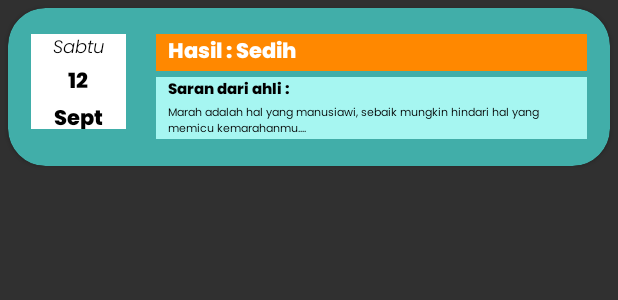
After one commit to myusrilh/mobile-3d-23, an Android app: the layout card_view_list_medical.xml on its own in the app's theme, with its tools: preview values and no code run, on a phone screen of 412 x 824 dp. The commit adds this screen. Shown: the top 300 px of the screen. Run offline under Robolectric (Android 15) with nearby library versions, the phone set to English and light mode, and no system bars.

Commit message:
update project

```diff
--- /dev/null
+++ b/src/00_emotion_detector_for_therapy/EmotionDetectorForTherapy/app/src/main/java/com/example/emotiondetectorfortherapy/DetailMedicalReport.java
@@ -0,0 +1,4 @@
+package com.example.emotiondetectorfortherapy;
+
+public class DetailMedicalReport {
+}
--- /dev/null
+++ b/src/00_emotion_detector_for_therapy/EmotionDetectorForTherapy/app/src/main/res/layout/card_view_list_medical.xml
@@ -0,0 +1,115 @@
+<?xml version="1.0" encoding="utf-8"?>
+<androidx.cardview.widget.CardView
+    xmlns:android="http://schemas.android.com/apk/res/android"
+    xmlns:card_view = "http://schemas.android.com/apk/res-auto"
+    android:id="@+id/cardview_medical_report"
+    android:layout_width="match_parent"
+    android:layout_height="105dp"
+    android:layout_margin="5dp"
+    android:layout_gravity="center_horizontal"
+    card_view:cardBackgroundColor="@color/colorPrimary"
+    card_view:cardCornerRadius="25dp"
+    card_view:contentPadding="15dp"
+    android:foreground="?selectableItemBackground"
+    android:clickable="true">
+
+    <LinearLayout
+        android:layout_width="wrap_content"
+        android:layout_height="wrap_content"
+        android:orientation="horizontal"
+        android:layout_gravity="center_vertical">
+
+        <LinearLayout
+            android:orientation="vertical"
+            android:layout_width="63dp"
+            android:layout_height="63dp"
+            android:layout_marginEnd="20dp"
+            android:layout_marginRight="20dp"
+            android:background="@android:color/white"
+            android:gravity="center">
+
+            <TextView
+                android:id="@+id/hari_medical_report"
+                android:layout_width="wrap_content"
+                android:layout_height="wrap_content"
+                android:text="Sabtu"
+                android:textSize="12sp"
+                android:textColor="@android:color/black"
+                android:fontFamily="@font/poppins_light_italic"/>
+
+            <TextView
+                android:id="@+id/tanggal_medical_report"
+                android:layout_width="wrap_content"
+                android:layout_height="wrap_content"
+                android:text="12"
+                android:textSize="14sp"
+                android:fontFamily="@font/poppins_extra_bold"
+                android:textColor="@android:color/black"/>
+
+            <TextView
+                android:id="@+id/bulan_medical_report"
+                android:layout_width="wrap_content"
+                android:layout_height="wrap_content"
+                android:text="Sept"
+                android:fontFamily="@font/poppins_extra_bold"
+                android:textSize="14sp"
+                android:textColor="@android:color/black"/>
+
+        </LinearLayout>
+
+        <LinearLayout
+            android:orientation="vertical"
+            android:layout_width="match_parent"
+            android:layout_height="wrap_content">
+
+            <TextView
+                android:id="@+id/hasil_medical_report"
+                android:layout_width="match_parent"
+                android:layout_height="wrap_content"
+                android:text="Hasil : Sedih"
+                android:paddingLeft="8dp"
+                android:paddingStart="8dp"
+                android:fontFamily="@font/poppins_extra_bold"
+                android:textColor="@android:color/white"
+                android:background="@android:color/holo_orange_dark"/>
+            <Space
+                android:layout_width="match_parent"
+                android:layout_height="4dp"/>
+            <LinearLayout
+                android:layout_width="match_parent"
+                android:layout_height="wrap_content"
+                android:paddingStart="8dp"
+                android:paddingLeft="8dp"
+                android:background="@color/colorAccent"
+                android:orientation="vertical">
+
+                <TextView
+                    android:layout_width="wrap_content"
+                    android:layout_height="wrap_content"
+                    android:text="Saran dari ahli : "
+                    android:textSize="10sp"
+                    android:textColor="@android:color/black"
+                    android:fontFamily="@font/poppins_extra_bold"/>
+
+                <TextView
+                    android:id="@+id/deskripsi_saran_ahli_medical_report"
+                    android:layout_width="wrap_content"
+                    android:layout_height="wrap_content"
+                    android:textSize="7sp"
+                    android:text="Marah adalah hal yang manusiawi, sebaik mungkin hindari hal yang memicu kemarahanmu...."
+                    android:fontFamily="@font/poppins_regular"
+                    android:textColor="@android:color/black"/>
+
+            </LinearLayout>
+
+        </LinearLayout>
+
+    </LinearLayout>
+
+
+
+
+
+
+
+</androidx.cardview.widget.CardView>
```
Also changed, not shown: src/00_emotion_detector_for_therapy/EmotionDetectorForTherapy/app/build.gradle (+12 -4 lines), src/00_emotion_detector_for_therapy/EmotionDetectorForTherapy/app/src/main/java/com/example/emotiondetectorfortherapy/MainActivity.java (+37 -5 lines), src/00_emotion_detector_for_therapy/EmotionDetectorForTherapy/app/src/main/java/com/example/emotiondetectorfortherapy/MedicalReportFragment.java (+19 -1 lines), src/00_emotion_detector_for_therapy/EmotionDetectorForTherapy/app/src/main/java/com/example/emotiondetectorfortherapy/adapter/MedicalReportAdapter.java (added, +62 -0 lines), src/00_emotion_detector_for_therapy/EmotionDetectorForTherapy/app/src/main/java/com/example/emotiondetectorfortherapy/model/MedicalReportData.java (added, +9 -0 lines), src/00_emotion_detector_for_therapy/EmotionDetectorForTherapy/app/src/main/res/layout/activity_main.xml (+15 -11 lines), src/00_emotion_detector_for_therapy/EmotionDetectorForTherapy/app/src/main/res/layout/fragment_medical_report.xml (+15 -5 lines), src/00_emotion_detector_for_therapy/EmotionDetectorForTherapy/app/src/main/res/navigation/app_nav.xml (+13 -5 lines), 3 other files.
